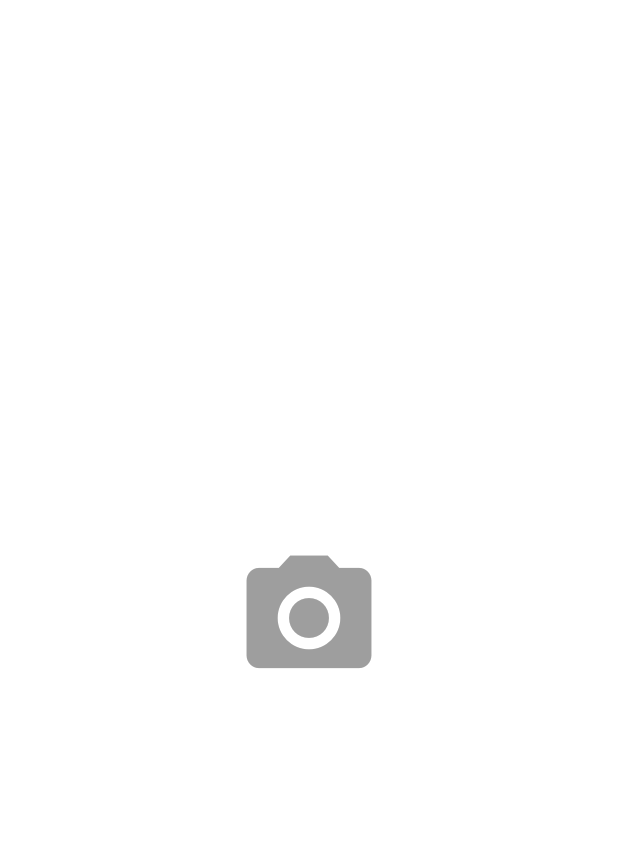
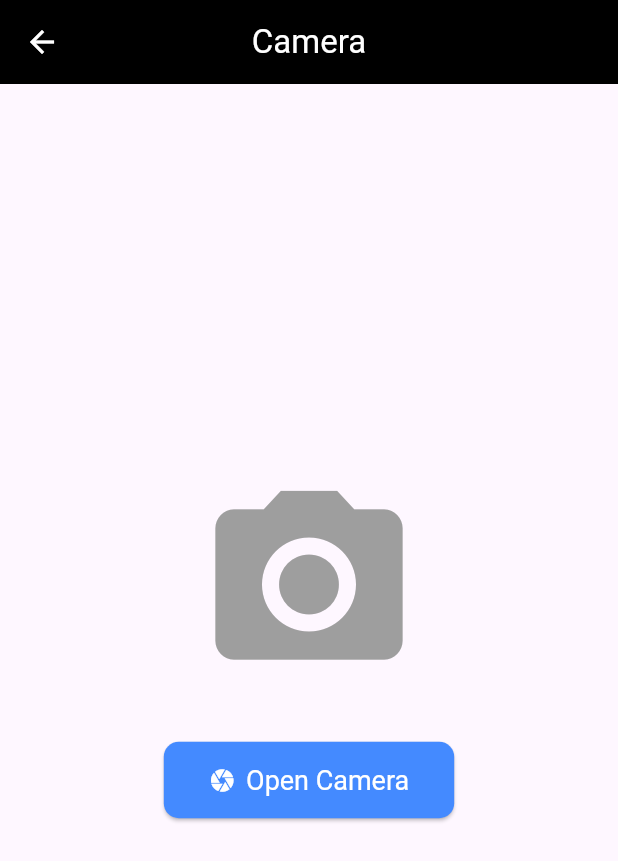
Before and after one commit to Campus-Quest-Team/campus_quest_mobile, a Flutter app: the QuestPage screen opened directly, after a tap on the "camera alt" icon, on a phone screen of 412 x 824 dp. Shown: the top 861 px of the screen. Run offline on Flutter 3.47's test engine with Material 3 defaults, Android fonts, the light colour scheme and no system bars; our stand-ins replace flutter_screenutil, image_picker; network calls fail.

Commit message:
Added camera capture funcionality

```diff
--- a/lib/main.dart
+++ b/lib/main.dart
@@ -2,6 +2,8 @@ import 'package:flutter/material.dart';
 import 'package:http/http.dart' as http;
 import 'dart:convert';
 import 'package:flutter_screenutil/flutter_screenutil.dart';
+import 'dart:io';
+import 'package:image_picker/image_picker.dart';
 
 void main() {
   runApp(
@@ -12,7 +14,7 @@ void main() {
       builder: (context, child) {
         return MaterialApp(debugShowCheckedModeBanner: false, home: child);
       },
-      child: const LoginPage(), // or LoginPage(), etc.
+      child: const InstagramHomePage(), // or LoginPage(), etc.
     ),
   );
 }
@@ -308,6 +310,94 @@ class _InstagramHomePageState extends State<InstagramHomePage> {
   */
 }
 
+class CameraPage extends StatefulWidget {
+  const CameraPage({super.key});
+
+  @override
+  State<CameraPage> createState() => _CameraPageState();
+}
+
+class _CameraPageState extends State<CameraPage> {
+  XFile? _imageFile; //stores captured image
+
+  Future<void> _takePhoto() async {
+    final ImagePicker picker = ImagePicker();
+    try {
+      final XFile? pickedFile = await picker.pickImage(source: ImageSource.camera);
+      setState(() {
+        _imageFile = pickedFile;
+      });
+    } catch (e) {
+      //print('Error taking photo: $e');
+      ScaffoldMessenger.of(context).showSnackBar(
+        SnackBar(content: Text('Failed to take photo: $e')),
+      );
+    }
+  }
+
+  @override
+  Widget build(BuildContext context) {
+    return Scaffold(
+      appBar: AppBar(
+        title: const Text('Camera'),
+        centerTitle: true,
+        backgroundColor: Colors.black,
+        foregroundColor: Colors.white,
+      ),
+      body: Center(
+        child: Column(
+          mainAxisAlignment: MainAxisAlignment.center,
+          children: [
+            //display captured image or place holder (update UI later)
+            _imageFile == null
+                ? const Icon(
+                    Icons.camera_alt,
+                    size: 150,
+                    color: Colors.grey,
+                  )
+                : Image.file(
+                    File(_imageFile!.path),
+                    height: 500,
+                    width: double.infinity,
+                    fit: BoxFit.contain,
+                  ),
+            const SizedBox(height: 30),
+            ElevatedButton.icon(
+              onPressed: _takePhoto,
+              icon: const Icon(Icons.camera),
+              label: const Text('Open Camera'),
+              style: ElevatedButton.styleFrom(
+                backgroundColor: Colors.blueAccent,
+                foregroundColor: Colors.white,
+                padding: const EdgeInsets.symmetric(horizontal: 30, vertical: 15),
+                shape: RoundedRectangleBorder(
+                  borderRadius: BorderRadius.circular(10),
+                ),
+                textStyle: const TextStyle(fontSize: 18),
+              ),
+            ),
+            const SizedBox(height: 20),
+            //clear image (only show if there is a captured image)
+            if (_imageFile != null)
+              TextButton.icon(
+                onPressed: () {
+                  setState(() {
+                    _imageFile = null; //clear image
+                  });
+                },
+                icon: const Icon(Icons.clear),
+                label: const Text('Clear Photo'),
+                style: TextButton.styleFrom(
+                  foregroundColor: Colors.red,
+                ),
+              ),
+          ],
+        ),
+      ),
+    );
+  }
+}
+/*
 class CameraPage extends StatelessWidget {
   const CameraPage({super.key});
 
@@ -318,6 +408,7 @@ class CameraPage extends StatelessWidget {
     );
   }
 }
+*/
 
 class FeedPage extends StatelessWidget {
   final VoidCallback onProfileIconPressed;
--- a/pubspec.yaml
+++ b/pubspec.yaml
@@ -30,6 +30,8 @@ environment:
 dependencies:
   flutter:
     sdk: flutter
+  camera: ^0.11.2
+  image_picker: ^1.1.2
 
   # The following adds the Cupertino Icons font to your application.
   # Use with the CupertinoIcons class for iOS style icons.
```
Also changed, not shown: pubspec.lock, 13 other files.
